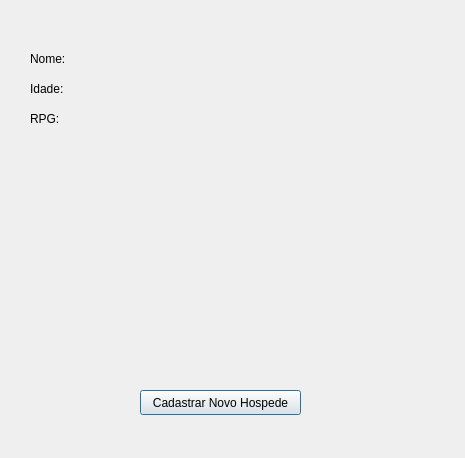
Old version of the form untitled/hospedes.ui in the repository Yuri-kassin/Prejeto_Hotel-.
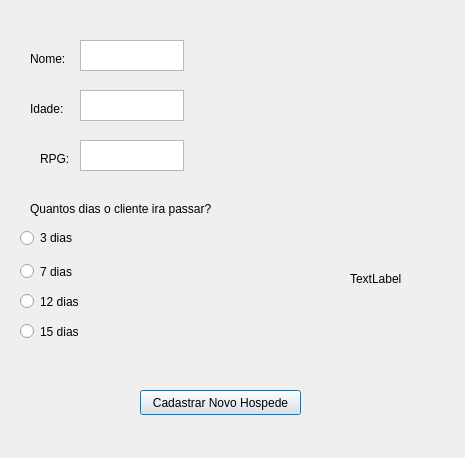
New version of the form.

Patch:
```diff
--- a/untitled/hospedes.ui
+++ b/untitled/hospedes.ui
@@ -43,8 +43,8 @@
    <property name="geometry">
     <rect>
      <x>30</x>
-     <y>80</y>
-     <width>54</width>
+     <y>100</y>
+     <width>41</width>
      <height>17</height>
     </rect>
    </property>
@@ -55,9 +55,9 @@
   <widget class="QLabel" name="label_3">
    <property name="geometry">
     <rect>
-     <x>30</x>
-     <y>110</y>
-     <width>54</width>
+     <x>40</x>
+     <y>150</y>
+     <width>31</width>
      <height>17</height>
     </rect>
    </property>
@@ -65,6 +65,114 @@
     <string>RPG:</string>
    </property>
   </widget>
+  <widget class="QTextEdit" name="textNome">
+   <property name="geometry">
+    <rect>
+     <x>80</x>
+     <y>40</y>
+     <width>104</width>
+     <height>31</height>
+    </rect>
+   </property>
+  </widget>
+  <widget class="QTextEdit" name="textIdade">
+   <property name="geometry">
+    <rect>
+     <x>80</x>
+     <y>90</y>
+     <width>104</width>
+     <height>31</height>
+    </rect>
+   </property>
+  </widget>
+  <widget class="QTextEdit" name="textRPG">
+   <property name="geometry">
+    <rect>
+     <x>80</x>
+     <y>140</y>
+     <width>104</width>
+     <height>31</height>
+    </rect>
+   </property>
+  </widget>
+  <widget class="QRadioButton" name="R3Button">
+   <property name="geometry">
+    <rect>
+     <x>20</x>
+     <y>230</y>
+     <width>96</width>
+     <height>16</height>
+    </rect>
+   </property>
+   <property name="text">
+    <string>3 dias</string>
+   </property>
+  </widget>
+  <widget class="QRadioButton" name="R7Button">
+   <property name="geometry">
+    <rect>
+     <x>20</x>
+     <y>260</y>
+     <width>96</width>
+     <height>23</height>
+    </rect>
+   </property>
+   <property name="text">
+    <string>7 dias </string>
+   </property>
+  </widget>
+  <widget class="QRadioButton" name="R12Button">
+   <property name="geometry">
+    <rect>
+     <x>20</x>
+     <y>290</y>
+     <width>96</width>
+     <height>23</height>
+    </rect>
+   </property>
+   <property name="text">
+    <string>12 dias </string>
+   </property>
+  </widget>
+  <widget class="QLabel" name="label_4">
+   <property name="geometry">
+    <rect>
+     <x>30</x>
+     <y>200</y>
+     <width>191</width>
+     <height>17</height>
+    </rect>
+   </property>
+   <property name="text">
+    <string>Quantos dias o cliente ira passar?</string>
+   </property>
+  </widget>
+  <widget class="QRadioButton" name="radioButton">
+   <property name="geometry">
+    <rect>
+     <x>20</x>
+     <y>320</y>
+     <width>96</width>
+     <height>23</height>
+    </rect>
+   </property>
+   <property name="text">
+    <string>15 dias</string>
+   </property>
+  </widget>
+  <widget class="QLabel" name="lbteste">
+   <property name="geometry">
+    <rect>
+     <x>350</x>
+     <y>270</y>
+     <width>54</width>
+     <height>17</height>
+    </rect>
+   </property>
+   <property name="text">
+    <string>TextLabel</string>
+   </property>
+  </widget>
  </widget>
  <resources/>
  <connections/>
```
